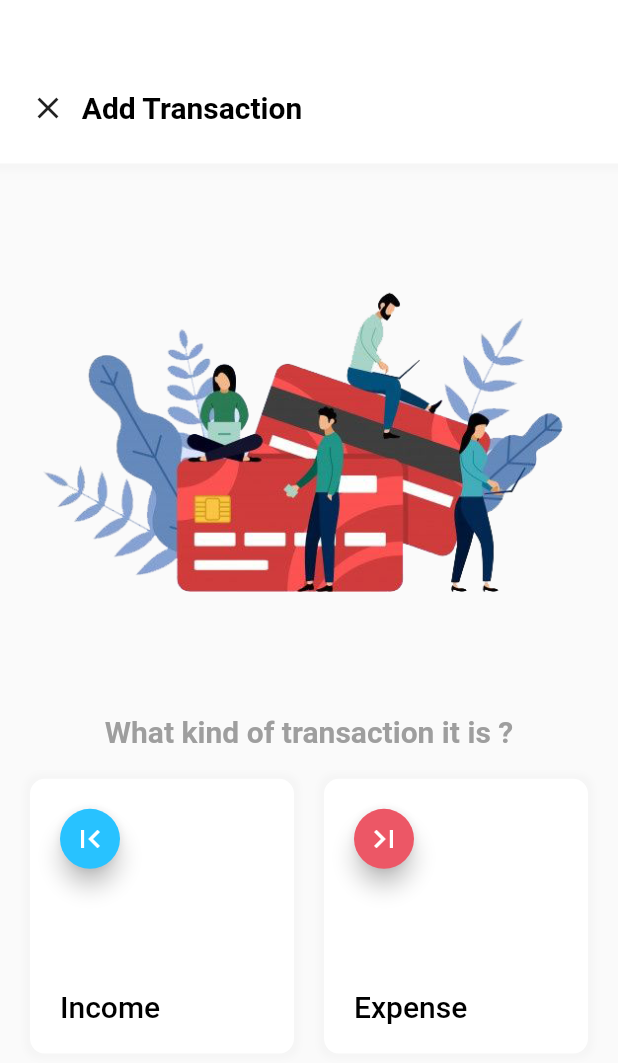
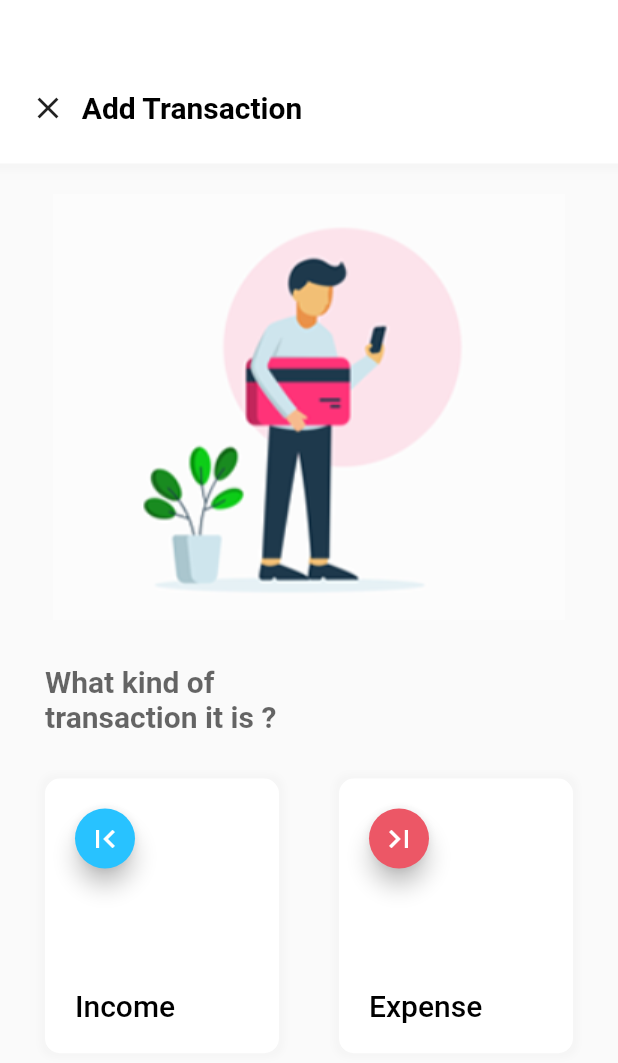
Before and after one commit to JanDongGun/BudgetFlutter, a Flutter app: the AddTransaction screen opened directly, on a phone screen of 412 x 824 dp. Shown: the top 1063 px of the screen. Run offline on Flutter 3.47's test engine with Material 2 defaults, Android fonts, the light colour scheme and no system bars; our stand-ins replace animated_bottom_navigation_bar, fl_chart, ionicons, percent_indicator; missing offline and left inert: antdesign_icons.

Commit message:
update image

```diff
--- a/lib/pages/add_transaction_page.dart
+++ b/lib/pages/add_transaction_page.dart
@@ -53,15 +53,29 @@ class _AddTransactionState extends State<AddTransaction> {
               ),
             ),
           ),
+          const SizedBox(
+            height: 20,
+          ),
           Container(
               child: Image.asset('assets/images/credit_card_illustration.png')),
-          Text('What kind of transaction it is ?',
+          const SizedBox(
+            height: 20,
+          ),
+          Padding(
+            padding: const EdgeInsets.fromLTRB(30, 10, 30, 10),
+            child: Column(
+              crossAxisAlignment: CrossAxisAlignment.start,
+              children: [
+                Container(
+                  width: size.width / 2,
+                  child: Text('What kind of transaction it is ?',
                       style: TextStyle(
                           fontSize: 20,
-                  color: grey.withOpacity(1),
+                          color: black.withOpacity(0.6),
                           fontWeight: FontWeight.bold)),
+                ),
                 const SizedBox(
-            height: 20,
+                  height: 30,
                 ),
                 Container(
                   width: size.width - 40,
@@ -72,7 +86,7 @@ class _AddTransactionState extends State<AddTransaction> {
                       GestureDetector(
                         onTap: () {},
                         child: Container(
-                    width: (size.width - 60) / 2,
+                          width: (size.width - 100) / 2,
                           height: size.height / 4.5,
                           decoration: BoxDecoration(
                             borderRadius: BorderRadius.circular(10),
@@ -116,7 +130,7 @@ class _AddTransactionState extends State<AddTransaction> {
                       GestureDetector(
                         onTap: () {},
                         child: Container(
-                    width: (size.width - 60) / 2,
+                          width: (size.width - 100) / 2,
                           height: size.height / 4.5,
                           decoration: BoxDecoration(
                             borderRadius: BorderRadius.circular(10),
@@ -159,7 +173,10 @@ class _AddTransactionState extends State<AddTransaction> {
                       )
                     ],
                   ),
-          )
+                ),
+              ],
+            ),
+          ),
         ],
       ),
     );
```
Also changed, not shown: assets/images/credit_card_illustration.png. Lines whose indentation alone changed are shown as unchanged.
